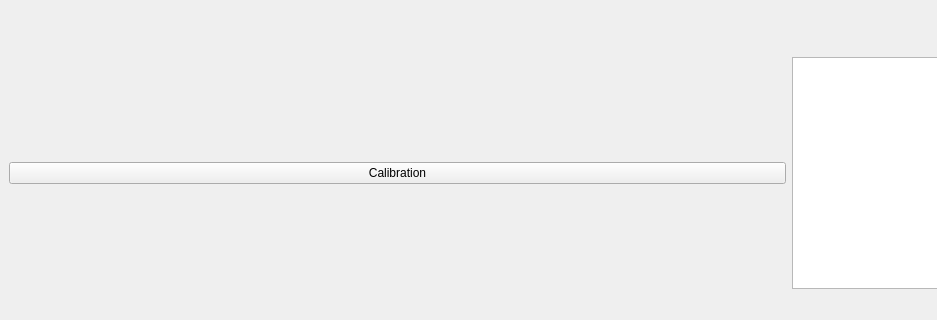
First picture: the form in CameraCalibration/mainwindow.ui, repository VasilevIvanVladimirovich/Camera-calibration-With-OpenCV, before the edit; both pictures show x 0 to 937 and y 438 to 758 of the 1313 by 758 pixel window.
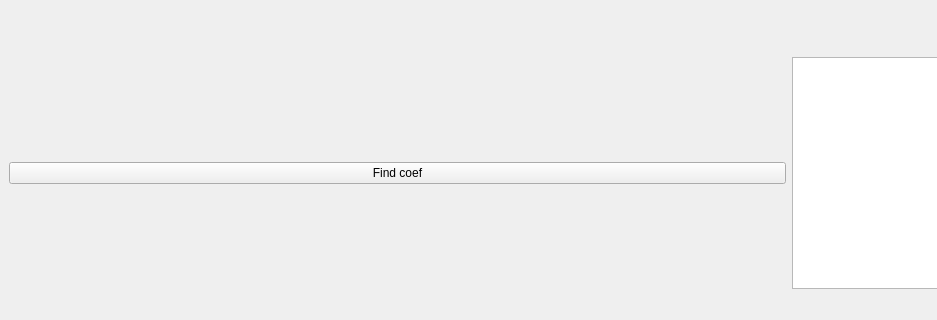
Second picture: the form after the edit.

```diff
--- a/CameraCalibration/mainwindow.ui
+++ b/CameraCalibration/mainwindow.ui
@@ -60,7 +60,7 @@
       <item>
        <widget class="QPushButton" name="btn_calibration">
         <property name="text">
-         <string>Calibration</string>
+         <string>Find coef</string>
         </property>
        </widget>
       </item>
```
